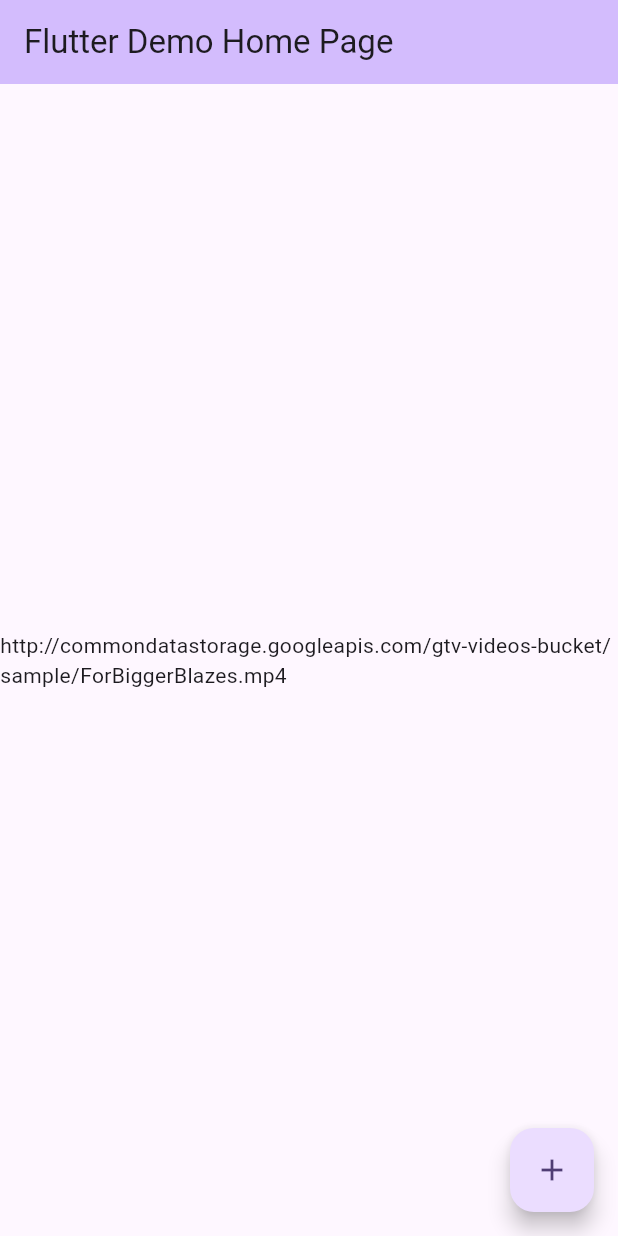
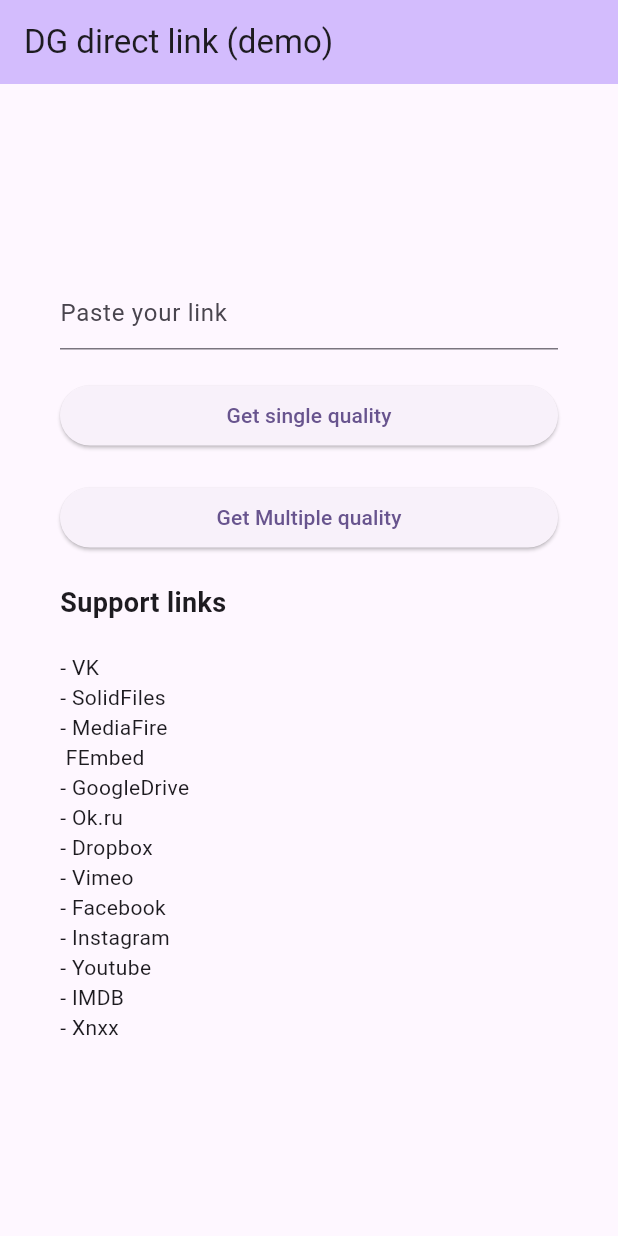
Before and after one commit to DGFlutterPub/dg_direct_link, a Flutter app: the screen it shows after launch, on a phone screen of 412 x 824 dp. Run offline on Flutter 3.47's test engine with Material 2 defaults, Android fonts, the phone set to English and light mode, and no system bars; our stand-ins replace html_unescape; missing offline and left inert: flutter_inappwebview.

Commit message:
Fixed any bug and changed ui

```diff
--- a/example/lib/main.dart
+++ b/example/lib/main.dart
@@ -15,25 +15,10 @@ class MyApp extends StatelessWidget {
     return MaterialApp(
       title: 'Flutter Demo',
       theme: ThemeData(
-        // This is the theme of your application.
-        //
-        // TRY THIS: Try running your application with "flutter run". You'll see
-        // the application has a blue toolbar. Then, without quitting the app,
-        // try changing the seedColor in the colorScheme below to Colors.green
-        // and then invoke "hot reload" (save your changes or press the "hot
-        // reload" button in a Flutter-supported IDE, or press "r" if you used
-        // the command line to start the app).
-        //
-        // Notice that the counter didn't reset back to zero; the application
-        // state is not lost during the reload. To reset the state, use hot
-        // restart instead.
-        //
-        // This works for code too, not just values: Most code changes can be
-        // tested with just a hot reload.
         colorScheme: ColorScheme.fromSeed(seedColor: Colors.deepPurple),
         useMaterial3: true,
       ),
-      home: const MyHomePage(title: 'Flutter Demo Home Page'),
+      home: const MyHomePage(title: 'DG direct link (demo)'),
     );
   }
 }
@@ -41,90 +26,129 @@ class MyApp extends StatelessWidget {
 class MyHomePage extends StatefulWidget {
   const MyHomePage({super.key, required this.title});
 
-  // This widget is the home page of your application. It is stateful, meaning
-  // that it has a State object (defined below) that contains fields that affect
-  // how it looks.
+  final String title;
 
-  // This class is the configuration for the state. It holds the values (in this
-  // case the title) provided by the parent (in this case the App widget) and
-  // used by the build method of the State. Fields in a Widget subclass are
-  // always marked "final".
-
-  final String title;
 
   @override
   State<MyHomePage> createState() => _MyHomePageState();
 }
 
 class _MyHomePageState extends State<MyHomePage> {
-  int _counter = 0;
 
-  void _incrementCounter() {
-    setState(() {
-      // This call to setState tells the Flutter framework that something has
-      // changed in this State, which causes it to rerun the build method below
-      // so that the display can reflect the updated values. If we changed
-      // _counter without calling setState(), then the build method would not be
-      // called again, and so nothing would appear to happen.
-      _counter++;
-    });
-  }
+TextEditingController controller = TextEditingController();
+ String support = "\n- VK"+
+"\n- SolidFiles"+
+"\n- MediaFire"+
+"\n FEmbed"+
+"\n- GoogleDrive"+
+"\n- Ok.ru"+
+"\n- Dropbox"+
+"\n- Vimeo"+
+"\n- Facebook"+
+"\n- Instagram"+
+"\n- Youtube"+
+"\n- IMDB"+
+"\n- Xnxx";
 
   @override
   Widget build(BuildContext context) {
-    // This method is rerun every time setState is called, for instance as done
-    // by the _incrementCounter method above.
-    //
-    // The Flutter framework has been optimized to make rerunning build methods
-    // fast, so that you can just rebuild anything that needs updating rather
-    // than having to individually change instances of widgets.
     return Scaffold(
       appBar: AppBar(
-        // TRY THIS: Try changing the color here to a specific color (to
-        // Colors.amber, perhaps?) and trigger a hot reload to see the AppBar
-        // change color while the other colors stay the same.
         backgroundColor: Theme.of(context).colorScheme.inversePrimary,
-        // Here we take the value from the MyHomePage object that was created by
-        // the App.build method, and use it to set our appbar title.
         title: Text(widget.title),
       ),
-      body: Center(
-        // Center is a layout widget. It takes a single child and positions it
-        // in the middle of the parent.
+      body: Container(
+        alignment: Alignment.center,
+
+        child: SingleChildScrollView(
+           padding: EdgeInsets.all(40),
           child: Column(
-          // Column is also a layout widget. It takes a list of children and
-          // arranges them vertically. By default, it sizes itself to fit its
-          // children horizontally, and tries to be as tall as its parent.
-          //
-          // Column has various properties to control how it sizes itself and
-          // how it positions its children. Here we use mainAxisAlignment to
-          // center the children vertically; the main axis here is the vertical
-          // axis because Columns are vertical (the cross axis would be
-          // horizontal).
-          //
-          // TRY THIS: Invoke "debug painting" (choose the "Toggle Debug Paint"
-          // action in the IDE, or press "p" in the console), to see the
-          // wireframe for each widget.
-          mainAxisAlignment: MainAxisAlignment.center,
+            crossAxisAlignment: CrossAxisAlignment.start,
+            mainAxisAlignment: MainAxisAlignment.start,
             children: <Widget>[
-            DGDirectLinkWidget(
-              url: 'http://commondatastorage.googleapis.com/gtv-videos-bucket/sample/ForBiggerBlazes.mp4',
+              TextField(
+                decoration: InputDecoration(hintText: 'Paste your link'),
+                controller: controller),
+              SizedBox(height: 20),
+              SizedBox(
+                width: double.infinity,
+                child: ElevatedButton(
+                  onPressed: (){
+                 showModalBottomSheet(context: context, builder:(context) {
+                   return Container(
+                    width: double.infinity,
+                      padding: EdgeInsets.all(29),
+                     child:  DGDirectLinkWidget(
+                  url: controller.text,
                   loading: (){
-              return Container();
+                  return Padding(
+                    padding: const EdgeInsets.all(20),
+                    child: CircularProgressIndicator(),
+                  );
                   }, error: (){
-              return Container();
+                  return Padding(
+                    padding: const EdgeInsets.all(20),
+                    child: Text('Error'),
+                  );
                   }, complete: (links){
-              return  Text(links[0].link);
-              } ),
+                  return  ListTile(title: Text(links[0].quality),
+                    subtitle: Text(links[0].link,maxLines: 1,style:TextStyle(overflow: TextOverflow.ellipsis,fontSize: 11)),
+                    );
+                  } )
+                   );
+                 },);
+                }, child: Text('Get single quality')),
+              ),
+               SizedBox(height: 20),
+
+                 SizedBox(
+                width: double.infinity,
+                child: ElevatedButton(
+
+                  onPressed: (){
+                 showModalBottomSheet(
+
+                  context: context, builder:(context) {
+                   return Container(
+                    width: double.infinity,
+                      padding: EdgeInsets.all(29),
+                     child:  DGDirectLinkWidget(
+                  url: controller.text,
+                  loading: (){
+                  return Padding(
+                    padding: const EdgeInsets.all(20),
+                    child: CircularProgressIndicator(),
+                  );
+                  }, error: (){
+                  return Padding(
+                    padding: const EdgeInsets.all(20),
+                    child: Text('Error'),
+                  );
+                  }, complete: (links){
+                  return  ListView.separated(
+                    shrinkWrap: true,
+                    itemCount: links.length,
+                    separatorBuilder: (context, index) => SizedBox(height: 10,),
+                    itemBuilder:(context, index) {
+                    return ListTile(
+
+                    title: Text(links[index].quality),
+                    subtitle: Text(links[index].link,maxLines: 1,style:TextStyle(overflow: TextOverflow.ellipsis,fontSize: 11)),
+                    );
+                  },);
+                  } )
+                   );
+                 },);
+                }, child: Text('Get Multiple quality')),
+              ),
+              SizedBox(height: 20,),
+               Text('Support links',style: TextStyle(fontSize: 18,fontWeight: FontWeight.bold),),
+               Text(support)
 
             ],
           ),
         ),
-      floatingActionButton: FloatingActionButton(
-        onPressed: _incrementCounter,
-        tooltip: 'Increment',
-        child: const Icon(Icons.add),
-      ), // This trailing comma makes auto-formatting nicer for build methods.
+      ),
     );
   }
 }
--- a/example/pubspec.yaml
+++ b/example/pubspec.yaml
@@ -35,7 +35,7 @@ dependencies:
   # The following adds the Cupertino Icons font to your application.
   # Use with the CupertinoIcons class for iOS style icons.
   cupertino_icons: ^1.0.2
-  dg_direct_link: ^0.0.5
+  dg_direct_link: ^1.0.25
 
 dev_dependencies:
   flutter_test:
```
Also changed, not shown: example/pubspec.lock, 1 other file. Lines whose indentation alone changed are shown as unchanged.
